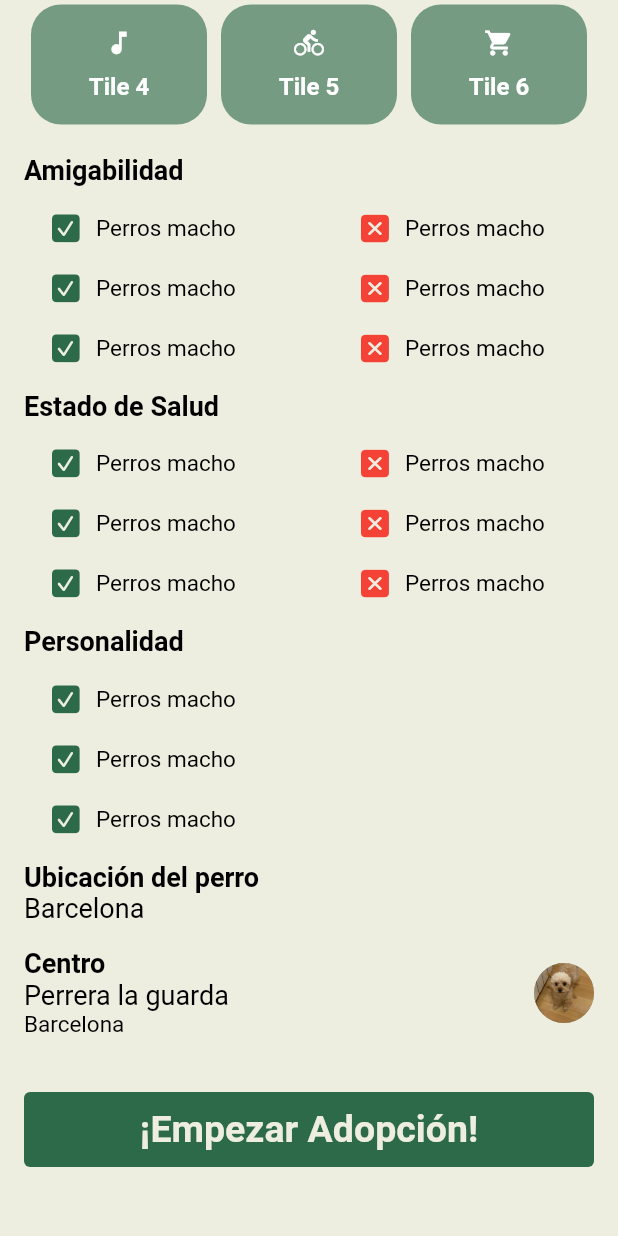
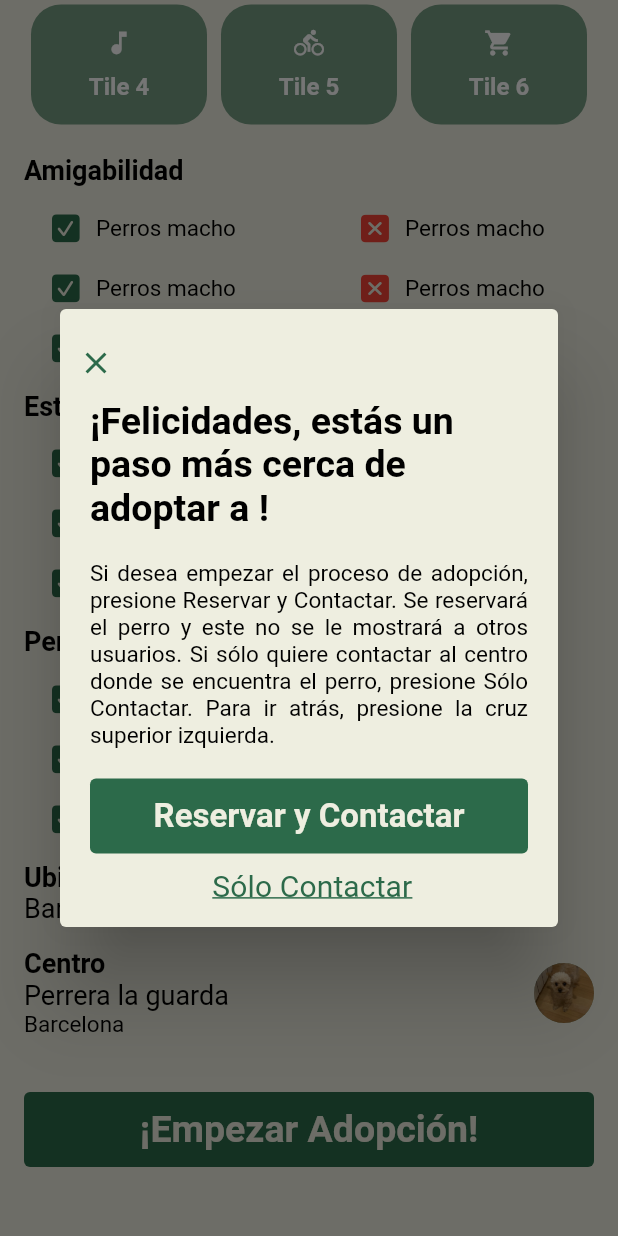
Before and after one commit to OscarCubeles/hundopt, a Flutter app: the DogInfoScreen screen opened directly with empty values, scrolled down 856 dp, after a tap on "¡Empezar Adopción!", on a phone screen of 412 x 824 dp. Run offline on Flutter 3.47's test engine with Material 2 defaults, Android fonts, the phone set to English and light mode, and no system bars; our stand-ins replace flutter_easyloading, flutter_svg, get, getwidget, like_button, palette_generator and 4 more; accounts and stored records are empty; Roboto replaces fonts that are missing (DM Sans).

Commit message:
feat(dog_info): reserved screen done

```diff
--- a/lib/modules/dog_info/dog_info.dart
+++ b/lib/modules/dog_info/dog_info.dart
@@ -0,0 +1,4 @@
+export 'dog_info_binding.dart';
+export 'dog_info_controller.dart';
+export 'dog_info_screen.dart';
+export 'dog_reserved_screen.dart';
--- a/lib/modules/dog_info/dog_info_screen.dart
+++ b/lib/modules/dog_info/dog_info_screen.dart
@@ -247,10 +247,10 @@ class DogInfoScreen extends GetView<DogInfoController> {
                     ),
                   ),
                   Padding(
-                      padding: EdgeInsets.fromLTRB(0,30,0,30),
+                      padding: EdgeInsets.fromLTRB(0, 30, 0, 30),
                       child: AppPrimaryButton(
                           text: "¡Empezar Adopción!",
-                          onPressed: () => print("start adopt")))
+                          onPressed: controller.showConfirmAdoptDialog))
                 ],
               ),
             ),
--- /dev/null
+++ b/lib/modules/individual_chat/individual_chat.dart
@@ -0,0 +1,3 @@
+export 'individual_chat_binding.dart';
+export 'individual_chat_controller.dart';
+export 'individual_chat_screen.dart';
--- /dev/null
+++ b/lib/modules/individual_chat/individual_chat_binding.dart
@@ -0,0 +1,10 @@
+import 'package:get/get.dart';
+import 'package:hundopt/modules/individual_chat/individual_chat_controller.dart';
+
+
+class IndividualChatBinding extends Bindings {
+  @override
+  void dependencies() {
+    Get.lazyPut(() => IndividualChatController());
+  }
+}
--- /dev/null
+++ b/lib/modules/individual_chat/individual_chat_controller.dart
@@ -0,0 +1,5 @@
+import 'package:get/get.dart';
+
+class IndividualChatController extends GetxController{
+
+}
--- a/lib/modules/settings/settings.dart
+++ b/lib/modules/settings/settings.dart
@@ -1,3 +1,4 @@
 export 'settings_binding.dart';
 export 'settings_controller.dart';
 export 'settings_screen.dart';
+export 'edit_profile_screen.dart';
--- a/lib/routes/app_pages.dart
+++ b/lib/routes/app_pages.dart
@@ -1,13 +1,11 @@
 import 'package:hundopt/modules/auth/auth.dart';
-import 'package:hundopt/modules/dog_info/dog_info_screen.dart';
+import 'package:hundopt/modules/dog_info/dog_info.dart';
 import 'package:hundopt/modules/home/home.dart';
+import 'package:hundopt/modules/individual_chat/individual_chat.dart';
 import 'package:hundopt/modules/modules.dart';
 import 'package:get/get.dart';
 import 'package:hundopt/modules/onboarding/onboarding.dart';
-import 'package:hundopt/modules/settings/edit_profile_screen.dart';
 import 'package:hundopt/modules/settings/settings.dart';
-
-import '../modules/dog_info/dog_info_binding.dart';
 
 part 'app_routes.dart';
 
@@ -73,6 +71,18 @@ class AppPages {
         name: Routes.DOG_INFO,
         binding: DogInfoBinding(),
         transition: Transition.fadeIn,
-        page: () => DogInfoScreen())
+        page: () => DogInfoScreen(),
+      children: [
+        GetPage(
+            name: Routes.RESERVED_DOG,
+            page: () => DogReservedScreen(),
+            transition: Transition.fadeIn),
+      ]
+    ),
+    GetPage(
+        name: Routes.INDIVIDUAL_CHAT,
+        binding: IndividualChatBinding(),
+        transition: Transition.fadeIn,
+        page: () => IndividualChatScreen()),
   ];
 }
--- a/lib/routes/app_routes.dart
+++ b/lib/routes/app_routes.dart
@@ -13,4 +13,6 @@ abstract class Routes {
   static const ONBOARDING = '/onboarding';
   static const EDIT_PROFILE = '/edit_profile';
   static const DOG_INFO = '/dog_info';
+  static const RESERVED_DOG = "/reserved";
+  static const INDIVIDUAL_CHAT = '/individual_cat';
 }
--- a/lib/shared/constants/string_constants.dart
+++ b/lib/shared/constants/string_constants.dart
@@ -9,6 +9,7 @@ class StringConstants {
   static const String nameAndSurnameLabel = "Nombre y apellido";
   static const String editProfileLabel = "Editar Perfil";
   static const String dogLabel = "Perros";
+  static const String continueContactLabel = "Continuar y Contactar";
   static const String centreLabel = "Centros";
   static const String changePwdLabel = "Cambiar contraseña";
   static const String fillAdoptFormLabel = "Rellenar Cuestionario Pre-Adopción";
@@ -24,13 +25,15 @@ class StringConstants {
   static const String continueLabel = "Continuar";
   static const String sentEmailLabel = "Correo Enviado";
   static const String cancelLabel = "Cancelar";
+  static const String btnConfirmAdoptLabel = "Reservar y Contactar";
+  static const String btnConfirmContactLabel = "Sólo Contactar";
   static const String chatLabel = "Chat";
   static const String favouriteLabel = "Favoritos";
   static const String profileLabel = "Profile";
   static const String passwordLabel = "Contraseña";
   static const String configurationLabel = "Configuración";
   static const String emailOrUserLabel = "Email o Nombre de Usuario";
-  static const String userNameLabel =  "Nombre de Usuario";
+  static const String userNameLabel = "Nombre de Usuario";
   static const String saveLabel = "Guardar";
   static const String phoneNumberLabel = "Número de Teléfono";
   static const String recuperateLabel = "Recuperar";
@@ -124,14 +127,50 @@ class StringConstants {
       "Si dejas el formulario ahora se perderá toda la información que has entrado en la app y se te dirigirá a la app. ¿Estas seguro?";
 
   static const String titleFormEndText = "¡Ya has terminado!";
-  static const String bodyFormEndText = "La información se ha guardado correctamente y sólo se usará para recomendarte perros que se adecuen a tus respuestas.\n\n";
-  static const String titleCloseSessionText = "¿Estas seguro que quieres cerrar la sessión?";
-  static const String bodyCloseSessionText = "Si cierras la sessión, la próxima vez que entres a Hündopt tendras que entrar con tu email y tu contraseña. Si no quieres cerrar sessión, presione la cruz de arriba a la izquierda.";
-  static const String titleDeleteAccountText = "¿Estas seguro que quieres eliminar la cuenta?";
-  static const String bodyDeleteAccountText = " Si eliminas la cuenta, todos tus datos se borraran. Y en caso de que haya algún proceso de adopción en curso, este se cancelará y se le notificará al centro en cuestión. ¿Estás seguro?";
-  static const String titleChangePwdText = "¿Estas seguro que quieres cambiar la contrseña?";
-  static const String bodyChangePwdText = "Por motivos de seguridad, le enviaremos un email a tu cuenta de correo electronico para que pueda cambiar la contraseña. Si desea cancelar este proceso, pulse el boton de cancelar o la cruz de arriba a la izquierda.";
+  static const String bodyFormEndText =
+      "La información se ha guardado correctamente y sólo se usará para recomendarte perros que se adecuen a tus respuestas.\n\n";
+  static const String titleCloseSessionText =
+      "¿Estas seguro que quieres cerrar la sessión?";
+  static const String bodyCloseSessionText =
+      "Si cierras la sessión, la próxima vez que entres a Hündopt tendras que entrar con tu email y tu contraseña. Si no quieres cerrar sessión, presione la cruz de arriba a la izquierda.";
+  static const String titleDeleteAccountText =
+      "¿Estas seguro que quieres eliminar la cuenta?";
+  static const String bodyDeleteAccountText =
+      " Si eliminas la cuenta, todos tus datos se borraran. Y en caso de que haya algún proceso de adopción en curso, este se cancelará y se le notificará al centro en cuestión. ¿Estás seguro?";
+  static const String titleChangePwdText =
+      "¿Estas seguro que quieres cambiar la contrseña?";
+  static const String bodyChangePwdText =
+      "Por motivos de seguridad, le enviaremos un email a tu cuenta de correo electronico para que pueda cambiar la contraseña. Si desea cancelar este proceso, pulse el boton de cancelar o la cruz de arriba a la izquierda.";
+  static const String titleAdoptDialogText =
+      "¡Felicidades, estás un paso más cerca de adoptar a ";
+  static const String bodyAdoptDialogText =
+      "Si desea empezar el proceso de adopción, presione Reservar y Contactar. Se reservará el perro y este no se le mostrará a otros usuarios. Si sólo quiere contactar al centro donde se encuentra el perro, presione Sólo Contactar. Para ir atrás, presione la cruz superior izquierda.";
+  static const String titleReservedText =
+      " se ha reservado correctamente para ti 🎉!";
+  static const String bodyReservedText =
+      "A continuación te detallamos los pasos para adoptar a un perro. Esto es solo una guia informativa que se recomienda seguir para adoptar. ";
+  static const String titleReservedStep1Text = "Contactar con la Perrera";
+  static const String titleReservedStep2Text = "Visitar Perrera y ver al perro";
+  static const String titleReservedStep3Text =
+      "Presentar la documentación de adopcion:";
+  static const String titleReservedStep4Text = "Firma del contrato de adopción";
+  static const String titleReservedStep5Text = "Pago y entrega del Perro";
+  static const String bodyReservedStep3Text = "· Rellenar Cuestionario Personal\n· DNI de un adulto mayor de edad\n· Comprobante de domicilo";
 
+  static List<String> adoptSteps = [
+    titleReservedStep1Text,
+    titleReservedStep2Text,
+    titleReservedStep3Text,
+    titleReservedStep4Text,
+    titleReservedStep5Text
+  ];
+  static List<String> adoptStepsDetail = [
+    "",
+    "",
+    bodyReservedStep3Text,
+    "",
+    ""
+  ];
 
   List<PersonalityFormQuestion> formQuestions = [
     const PersonalityFormQuestion(
@@ -139,7 +178,6 @@ class StringConstants {
       title: titleForm1Text,
       text: bodyForm1Text1,
       options: optionsForm1,
-
     ),
     const PersonalityFormQuestion(
       1,
@@ -170,7 +208,6 @@ class StringConstants {
       title: titleForm6Text,
       text: bodyForm6Text,
       options: optionsForm6,
-
     ),
     const PersonalityFormQuestion(
       6,
@@ -179,6 +216,4 @@ class StringConstants {
       options: optionsForm7,
     ),
   ];
-
-
 }
--- a/lib/shared/constants/styles.dart
+++ b/lib/shared/constants/styles.dart
@@ -48,4 +48,19 @@ class Styles {
     fontFamily: "DM Sans",
     color: Colors.grey,
   );
+
+  static TextStyle bodySmall = TextStyle(
+    fontSize: 15,
+    fontWeight: FontWeight.normal,
+    color: Colors.black,
+    fontFamily: "DM Sans",
+  );
+
+  static TextStyle displaySmall = TextStyle(
+    fontSize: 22,
+    fontFamily: "DM Sans",
+    fontWeight: FontWeight.bold,
+    color: ColorConstants.background,
+    overflow: TextOverflow.ellipsis,
+  );
 }
--- a/lib/shared/widgets/buttons.dart
+++ b/lib/shared/widgets/buttons.dart
@@ -1,6 +1,7 @@
 import 'package:flutter/material.dart';
 
 import '../constants/colors.dart';
+import '../constants/styles.dart';
 
 class AppPrimaryButton extends StatelessWidget {
   const AppPrimaryButton({
@@ -86,14 +87,13 @@ class AppButton extends StatelessWidget{
       width: MediaQuery.of(context).size.width,
       child: TextButton(
         style: ButtonStyle(
-
           backgroundColor:
           MaterialStateProperty.all(buttonColor),
           overlayColor: MaterialStateColor.resolveWith(
                 (states) => buttonColor.withOpacity(0.5),
           ),),
         onPressed: onPressed,
-        child: Text(text, style: Theme.of(context).textTheme.displaySmall),
+        child: Text(text, style: Styles.displaySmall),
       ),
     );
   }
--- a/lib/shared/widgets/dialogs.dart
+++ b/lib/shared/widgets/dialogs.dart
@@ -5,6 +5,7 @@ import 'package:get/get_core/src/get_main.dart';
 
 import '../constants/colors.dart';
 import '../constants/string_constants.dart';
+import '../constants/styles.dart';
 import 'buttons.dart';
 import 'clickable_text.dart';
 
@@ -59,7 +60,7 @@ class NotificationDialog extends StatelessWidget {
                       text,
                       //StringConstants.resetPwdMsg,
                       textAlign: TextAlign.justify,
-                      style: Theme.of(context).textTheme.bodySmall,
+                      style: Styles.bodySmall,
                     ),
                     Padding(padding: EdgeInsets.all(10)),
                     AppButton(
@@ -76,7 +77,6 @@ class NotificationDialog extends StatelessWidget {
                             uText: underlinedText,
                             text: "",
                             onPressed: onTextPressed))
-                    // TODO: MAke widget of this dialog, change the alignment of the clickabletext and change this onpressed
                   ]),
 
               //margin: EdgeInsets.fromLTRB(20, 10, 20, 0),
```
Also changed, not shown: lib/modules/dog_info/dog_info_controller.dart (+71 -6 lines), lib/modules/dog_info/dog_reserved_screen.dart (added, +127 -0 lines), lib/modules/individual_chat/individual_chat_screen.dart (added, +16 -0 lines).
